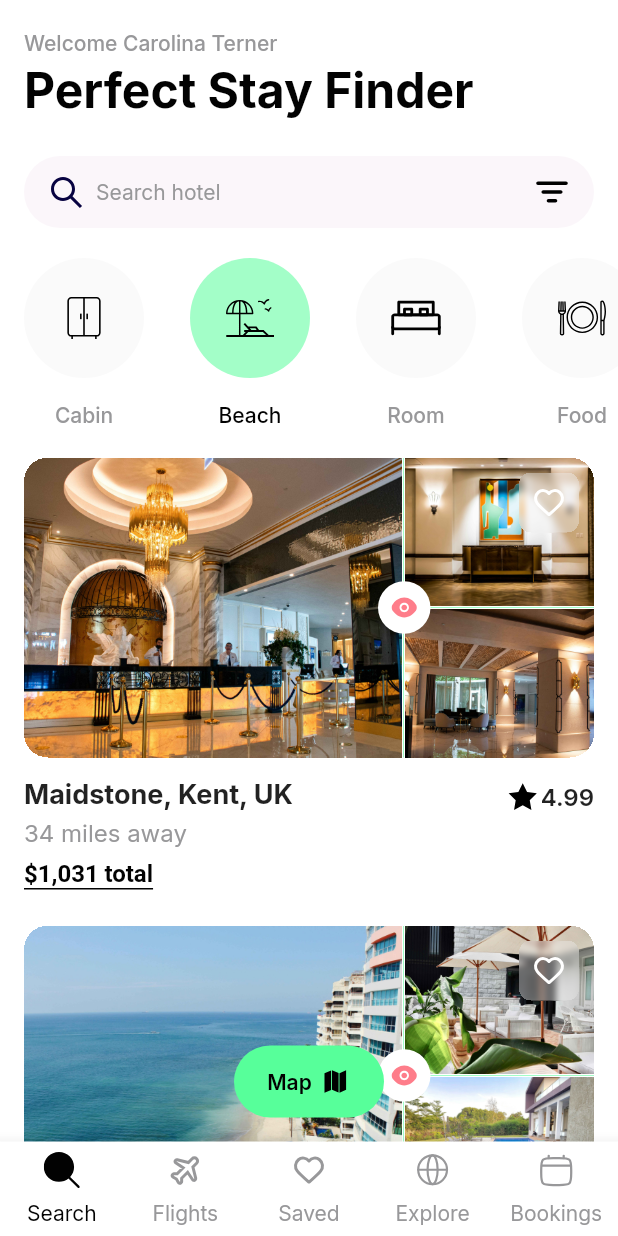
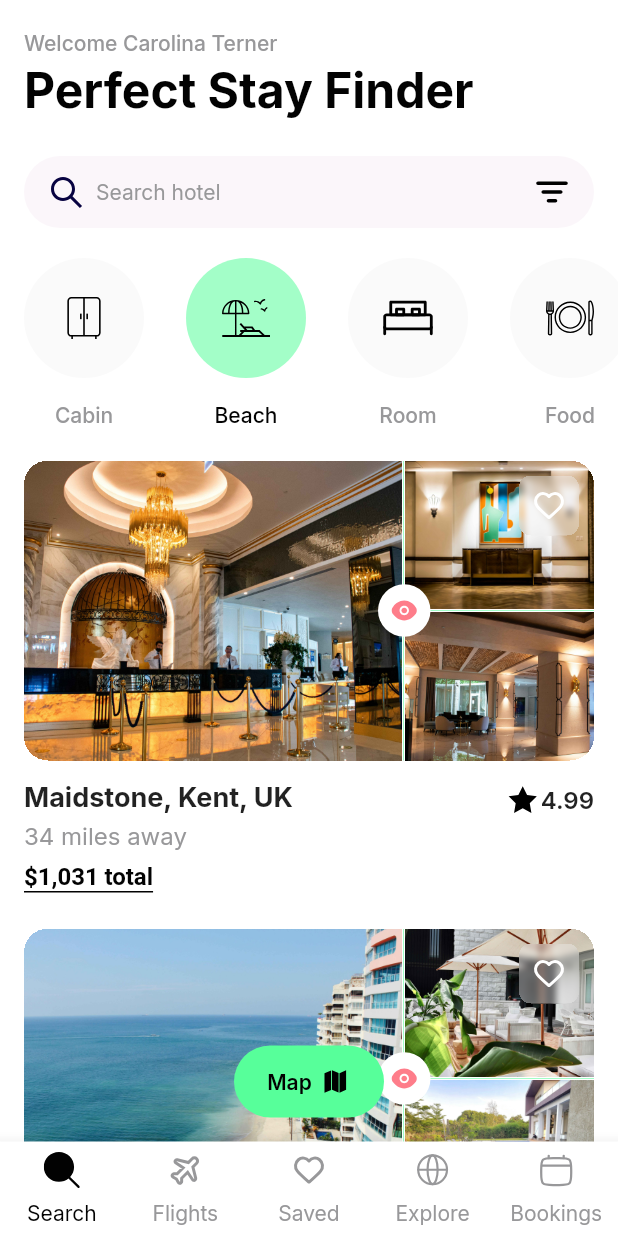
Before and after one commit to dayojiboye/travel_app, a Flutter app: the screen it shows after launch, on a phone screen of 412 x 824 dp. Run offline on Flutter 3.47's test engine with Material 3 defaults, Android fonts, the phone set to English and light mode, and no system bars; our stand-ins replace flutter_svg, google_fonts.

Commit message:
fix: category ui fix on very small screens

```diff
--- a/lib/app.dart
+++ b/lib/app.dart
@@ -19,28 +19,21 @@ class _MyAppState extends State<MyApp> {
     });
   }
 
-  Widget currentRouteView() {
-    switch (currentRouteIndex) {
-      case 1:
-        return const Center(
-          child: Text("Flights Screen"),
-        );
-      case 2:
-        return const Center(
-          child: Text("Saved Screen"),
-        );
-      case 3:
-        return const Center(
-          child: Text("Explore Screen"),
-        );
-      case 4:
-        return const Center(
-          child: Text("Bookings Screen"),
-        );
-      default:
-        return const SearchScreen();
-    }
-  }
+  final tabScreens = [
+    const SearchScreen(),
+    const Center(
+      child: Text("Flights Screen"),
+    ),
+    const Center(
+      child: Text("Saved Screen"),
+    ),
+    const Center(
+      child: Text("Explore Screen"),
+    ),
+    const Center(
+      child: Text("Bookings Screen"),
+    ),
+  ];
 
   @override
   Widget build(BuildContext context) {
@@ -50,7 +43,7 @@ class _MyAppState extends State<MyApp> {
       theme: themeData(context),
       home: Scaffold(
         backgroundColor: kWhite,
-        body: currentRouteView(),
+        body: tabScreens[currentRouteIndex],
         bottomNavigationBar: BottomNavigationBar(
           type: BottomNavigationBarType.fixed,
           backgroundColor: kWhite,
--- a/lib/views/search.dart
+++ b/lib/views/search.dart
@@ -81,28 +81,29 @@ class _SearchScreenState extends State<SearchScreen> {
               Expanded(
                 child: SingleChildScrollView(
                   child: Column(
+                    crossAxisAlignment: CrossAxisAlignment.start,
                     children: [
-                      SingleChildScrollView(
-                        scrollDirection: Axis.horizontal,
-                        padding: const EdgeInsets.symmetric(
-                          horizontal: 16,
-                        ),
-                        child: SizedBox(
-                          width: screenWidth(context),
-                          child: Row(
-                            mainAxisAlignment: MainAxisAlignment.spaceBetween,
-                            children: categories
-                                .map(
-                                  (category) => Category(
-                                    iconSize: category.iconSize,
-                                    label: category.label,
-                                    icon: category.icon,
-                                    currentCategory: selectedCategory,
-                                    onTap: (label) => setCategory(label),
-                                  ),
-                                )
-                                .toList(),
+                      SizedBox(
+                        height: 115,
+                        child: ListView.separated(
+                          padding: const EdgeInsets.symmetric(
+                            horizontal: 16,
                           ),
+                          itemBuilder: (context, index) {
+                            return Category(
+                              iconSize: categories[index].iconSize,
+                              label: categories[index].label,
+                              icon: categories[index].icon,
+                              currentCategory: selectedCategory,
+                              onTap: (label) => setCategory(label),
+                            );
+                          },
+                          separatorBuilder: (context, index) {
+                            return const XMargin(28);
+                          },
+                          itemCount: categories.length,
+                          shrinkWrap: true,
+                          scrollDirection: Axis.horizontal,
                         ),
                       ),
                       const YMargin(20),
```
